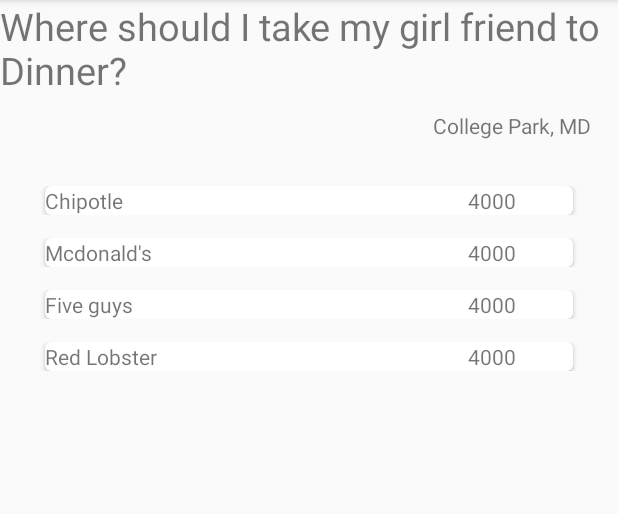
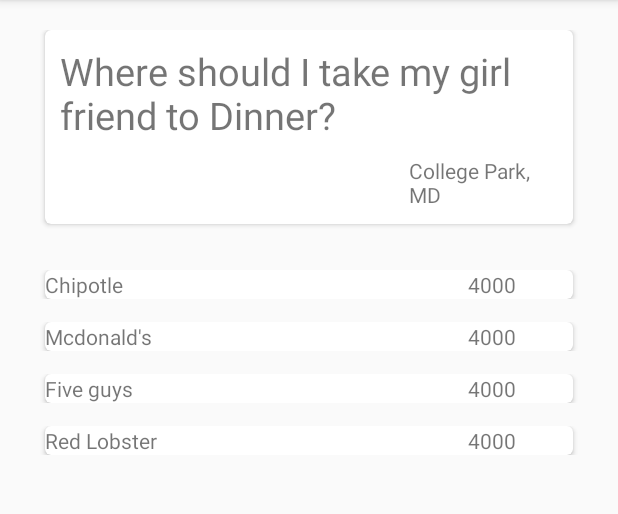
Before and after one commit to sam321pbs/Stuck, an Android app: the screen it shows after launch (StuckVoteActivity), after a tap on "Where should I take my girl friend to Di", on a phone screen of 412 x 824 dp, the part 84-598 px from its top. Run offline under Robolectric (Android 15) with nearby library versions, the phone set to English and light mode, and no system bars.

Commit message:
refactor: using cardview in stuckvoteactivity

```diff
--- a/app/src/main/java/com/example/sammengistu/stuck/activities/StuckMainListActivity.java
+++ b/app/src/main/java/com/example/sammengistu/stuck/activities/StuckMainListActivity.java
@@ -8,7 +8,6 @@ import android.os.Bundle;
 import android.support.v7.app.AppCompatActivity;
 import android.support.v7.widget.LinearLayoutManager;
 import android.support.v7.widget.RecyclerView;
-import android.util.Log;
 
 import java.util.ArrayList;
 import java.util.List;
@@ -22,7 +21,7 @@ public class StuckMainListActivity extends AppCompatActivity {
     @Override
     protected void onCreate(Bundle savedInstanceState) {
         super.onCreate(savedInstanceState);
-        Log.i("StuckMainList", "CardView break");
+
         setContentView(R.layout.activity_stuck_main_list);
 
         mRecyclerViewQuestions = (RecyclerView) findViewById(R.id.recycler_view_question_post);
@@ -53,9 +52,6 @@ public class StuckMainListActivity extends AppCompatActivity {
             "Ethiopia",
             "Arlington, VA"));
 
-//        mAdapter = new MyAdapter(new String[]{"Zain", "Nadeem"});
-
-
         // specify an adapter (see also next example)
         mAdapter = new CardViewListAdapter(myDataset, this, StuckVoteActivity.class);
         mRecyclerViewQuestions.setAdapter(mAdapter);
--- a/app/src/main/java/com/example/sammengistu/stuck/activities/StuckVoteActivity.java
+++ b/app/src/main/java/com/example/sammengistu/stuck/activities/StuckVoteActivity.java
@@ -17,13 +17,8 @@ import java.util.List;
 
 public class StuckVoteActivity extends AppCompatActivity {
 
-    private RecyclerView mRecyclerViewSingleQuestion;
     private RecyclerView mRecyclerViewChoices;
-
-
-    private RecyclerView.Adapter mAdapterQuestions;
     private RecyclerView.Adapter mAdapterChoices;
-    private RecyclerView.LayoutManager mLayoutManagerQuestions;
     private RecyclerView.LayoutManager mLayoutManagerChoices;
     private StuckPost mStuckPost;
 
@@ -33,7 +28,6 @@ public class StuckVoteActivity extends AppCompatActivity {
         setContentView(R.layout.activity_stuck_vote);
 
         // use a linear layout manager
-        mLayoutManagerQuestions = new LinearLayoutManager(this);
         mLayoutManagerChoices = new LinearLayoutManager(this);
 
         mStuckPost = new StuckPost(
@@ -53,28 +47,8 @@ public class StuckVoteActivity extends AppCompatActivity {
         sneakPeakChoice.setText("");
         postLocation.setText(mStuckPost.getStuckPostLocation());
 
-//        setUpRecyclerViewQuestions();
         setUpRecyclerViewChoices();
-
     }
-
-//    private void setUpRecyclerViewQuestions() {
-//        mRecyclerViewSingleQuestion = (RecyclerView) findViewById(R.id.recycler_view_question_vote);
-//
-//
-//        mRecyclerViewSingleQuestion.setLayoutManager(mLayoutManagerQuestions);
-//
-//        // use this setting to improve performance if you know that changes
-//        // in content do not change the layout size of the RecyclerView
-//        mRecyclerViewSingleQuestion.setHasFixedSize(true);
-//
-//
-//        List<StuckPost> stuckPost = new ArrayList<>();
-//        stuckPost.add(mStuckPost);
-//
-//        mAdapterQuestions = new CardViewListAdapter(stuckPost);
-//        mRecyclerViewSingleQuestion.setAdapter(mAdapterQuestions);
-//    }
 
     private void setUpRecyclerViewChoices() {
         mRecyclerViewChoices = (RecyclerView) findViewById(R.id.recycler_view_choices_vote);
@@ -92,7 +66,6 @@ public class StuckVoteActivity extends AppCompatActivity {
         stuckPostChoices.add(mStuckPost.getChoice3());
         stuckPostChoices.add(mStuckPost.getChoice4());
 
-
         mAdapterChoices = new ChoicesAdapter(stuckPostChoices);
         mRecyclerViewChoices.setAdapter(mAdapterChoices);
     }
--- a/app/src/main/res/layout/activity_stuck_vote.xml
+++ b/app/src/main/res/layout/activity_stuck_vote.xml
@@ -2,12 +2,11 @@
 <LinearLayout xmlns:android="http://schemas.android.com/apk/res/android"
               android:orientation="vertical"
               android:layout_width="match_parent"
-              android:layout_height="match_parent">
+              android:layout_height="match_parent"
+              android:layout_marginTop="@dimen/question_top_margin">
 
     <include
-        layout="@layout/question_info_layout"
-        android:layout_width="match_parent"
-        android:layout_height="wrap_content"/>
+            layout="@layout/card_view_question"/>
 
     <android.support.v7.widget.RecyclerView
             android:id="@+id/recycler_view_choices_vote"
--- /dev/null
+++ b/app/src/main/res/layout/card_view_question.xml
@@ -0,0 +1,18 @@
+<?xml version="1.0" encoding="utf-8"?>
+<!-- A CardView that contains a TextView -->
+<android.support.v7.widget.CardView
+        xmlns:android="http://schemas.android.com/apk/res/android"
+        xmlns:card_view="http://schemas.android.com/apk/res-auto"
+        android:id="@+id/card_view"
+        android:layout_gravity="center"
+        android:orientation="vertical"
+        android:layout_width="match_parent"
+        android:layout_marginStart="30dp"
+        android:layout_marginEnd="30dp"
+        android:layout_height="wrap_content"
+        card_view:cardCornerRadius="4dp">
+
+    <include
+            layout="@layout/question_info_layout"/>
+
+</android.support.v7.widget.CardView>
--- a/app/src/main/res/layout/question_info_layout.xml
+++ b/app/src/main/res/layout/question_info_layout.xml
@@ -20,7 +20,6 @@
         <TextView android:layout_width="match_parent"
                   android:layout_height="wrap_content"
                   android:id="@+id/sneak_peak_choice_1"
-                  android:layout_below="@+id/single_item_question"
                   android:text="Choice 1: Sam"
                   android:layout_marginTop="10dp"
                   android:layout_weight=".3"/>
@@ -28,10 +27,8 @@
         <TextView android:layout_width="match_parent"
                   android:layout_height="wrap_content"
                   android:id="@+id/post_location"
-                  android:layout_below="@+id/single_item_question"
                   android:text="College Park,  MD"
                   android:layout_marginTop="10dp"
-                  android:layout_toEndOf="@+id/sneak_peak_choice_1"
                   android:layout_weight=".7"/>
 
     </LinearLayout>
--- a/app/src/main/res/layout/stuck_single_item_question.xml
+++ b/app/src/main/res/layout/stuck_single_item_question.xml
@@ -1,24 +1,11 @@
 <?xml version="1.0" encoding="utf-8"?>
 <LinearLayout xmlns:android="http://schemas.android.com/apk/res/android"
-              xmlns:tools="http://schemas.android.com/tools"
-              xmlns:card_view="http://schemas.android.com/apk/res-auto"
               android:orientation="vertical"
               android:layout_height="wrap_content"
               android:layout_width="match_parent"
-              android:layout_marginTop="20dp">
+              android:layout_marginTop="@dimen/question_top_margin">
 
-    <!-- A CardView that contains a TextView -->
-    <android.support.v7.widget.CardView
-            android:id="@+id/card_view"
-            android:layout_gravity="center"
-            android:layout_width="match_parent"
-            android:layout_marginStart="30dp"
-            android:layout_marginEnd="30dp"
-            android:layout_height="wrap_content"
-            card_view:cardCornerRadius="4dp">
+    <include
+            layout="@layout/card_view_question"/>
 
-        <include
-            layout="@layout/question_info_layout"/>
-
-    </android.support.v7.widget.CardView>
 </LinearLayout>
--- a/app/src/main/res/values/dimens.xml
+++ b/app/src/main/res/values/dimens.xml
@@ -2,4 +2,5 @@
     <!-- Default screen margins, per the Android Design guidelines. -->
     <dimen name="activity_horizontal_margin">16dp</dimen>
     <dimen name="activity_vertical_margin">16dp</dimen>
+    <dimen name="question_top_margin">20dp</dimen>
 </resources>
```
